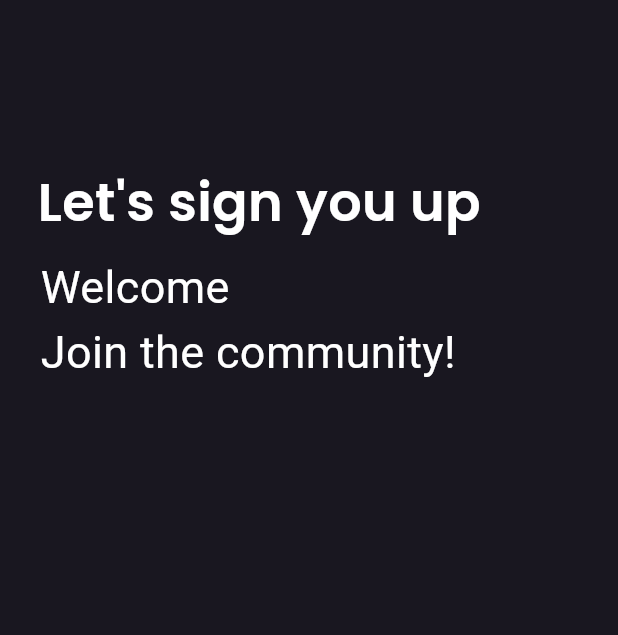
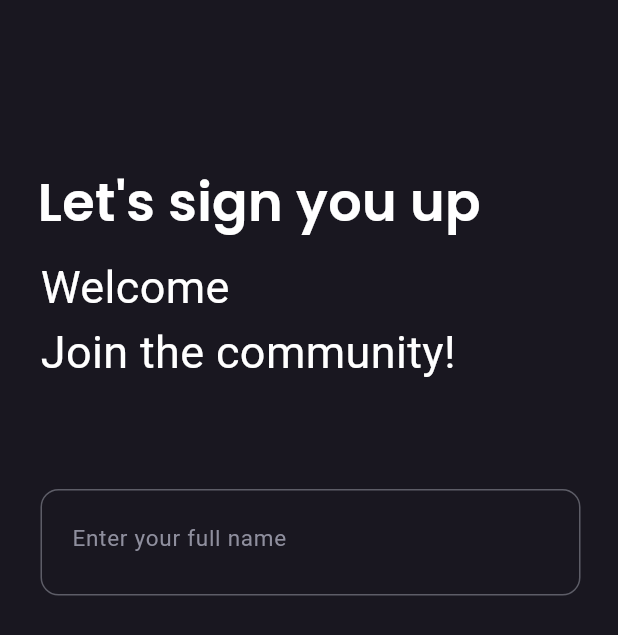
Before and after one commit to adeenazara2002/JobListingApp, a Flutter app: the screen it shows after launch, on a phone screen of 412 x 824 dp. Shown: the top 635 px of the screen. Run offline on Flutter 3.47's test engine with Material 3 defaults, Android fonts, the phone set to English and light mode, and no system bars; Roboto replaces fonts that are missing (Poppins-Regular).

Commit message:
Text Fields

```diff
--- a/lib/Screens/regScreen.dart
+++ b/lib/Screens/regScreen.dart
@@ -43,10 +43,12 @@ class _RegisterState extends State<Register> {
                 ],
               ),
 
-              // second column
+              // column2
 
               // Spacer(),
-              SizedBox(height: 10,),
+              SizedBox(
+                height: 10,
+              ),
               Column(
                 // crossAxisAlignment: CrossAxisAlignment.start,
                 children: [
@@ -58,7 +60,8 @@ class _RegisterState extends State<Register> {
                         style: TextStyle(
                           color: Color.fromRGBO(255, 255, 255, 1),
                           fontFamily: 'Poppins-Regular',
-                            fontSize: 30 , fontWeight: FontWeight.w400,
+                          fontSize: 30,
+                          fontWeight: FontWeight.w400,
                         ),
                       ),
                     ],
@@ -66,7 +69,7 @@ class _RegisterState extends State<Register> {
                 ],
               ),
 
-               // Third column
+              // column3
 
               // SizedBox(height: 10,),
               Column(
@@ -79,9 +82,56 @@ class _RegisterState extends State<Register> {
                         style: TextStyle(
                           color: Color.fromRGBO(255, 255, 255, 1),
                           fontFamily: 'Poppins-Regular',
-                            fontSize: 30 , fontWeight: FontWeight.w400,
+                          fontSize: 30,
+                          fontWeight: FontWeight.w400,
                         ),
                       ),
+                    ],
+                  ),
+                ],
+              ),
+
+              // column4 => Text fields
+              SizedBox(
+                height: 70,
+              ),
+
+              Column(
+                children: [
+                  Row(
+                    children: [
+                      Padding(padding: EdgeInsets.only(left: 27)),
+
+                      // container 1
+
+                      Container(
+                        height: 71,
+                        width: 360,
+                        decoration: BoxDecoration(
+                          borderRadius: BorderRadius.circular(12),
+                          border: Border.all(
+                            color: Color.fromRGBO(93, 93, 103, 1),
+                          ),
+                        ),
+                        child: TextField(
+                          decoration: InputDecoration(
+                            hintText: 'Enter your full name',
+                            hintStyle: TextStyle(
+                                color: Color.fromRGBO(143, 143, 158, 1),
+                                fontFamily: 'Poppins-Regular',
+                                fontSize: 15,
+                                fontWeight: FontWeight.w400),
+                            border: InputBorder.none,
+                            contentPadding: EdgeInsets.symmetric(
+                              vertical: 20.0,
+                              horizontal: 20.0,
+                            ),
+                          ),
+                          style: TextStyle(
+                            color: Color.fromRGBO(143, 143, 158, 1),
+                          ),
+                        ),
+                      )
                     ],
                   ),
                 ],
```
Lines whose indentation alone changed are shown as unchanged.
